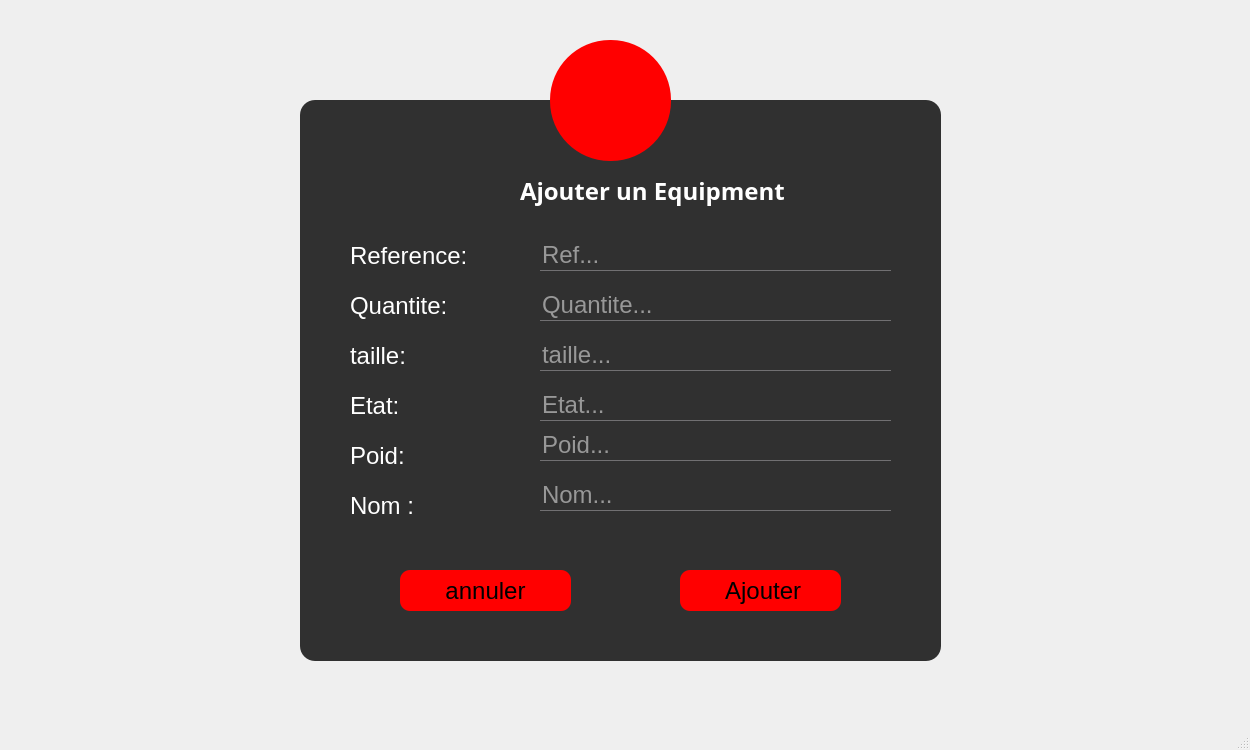
Above: gestionequipement.ui from nefissaKhiari/Smart_Plolice_Station before the change. Below: the same form after it.
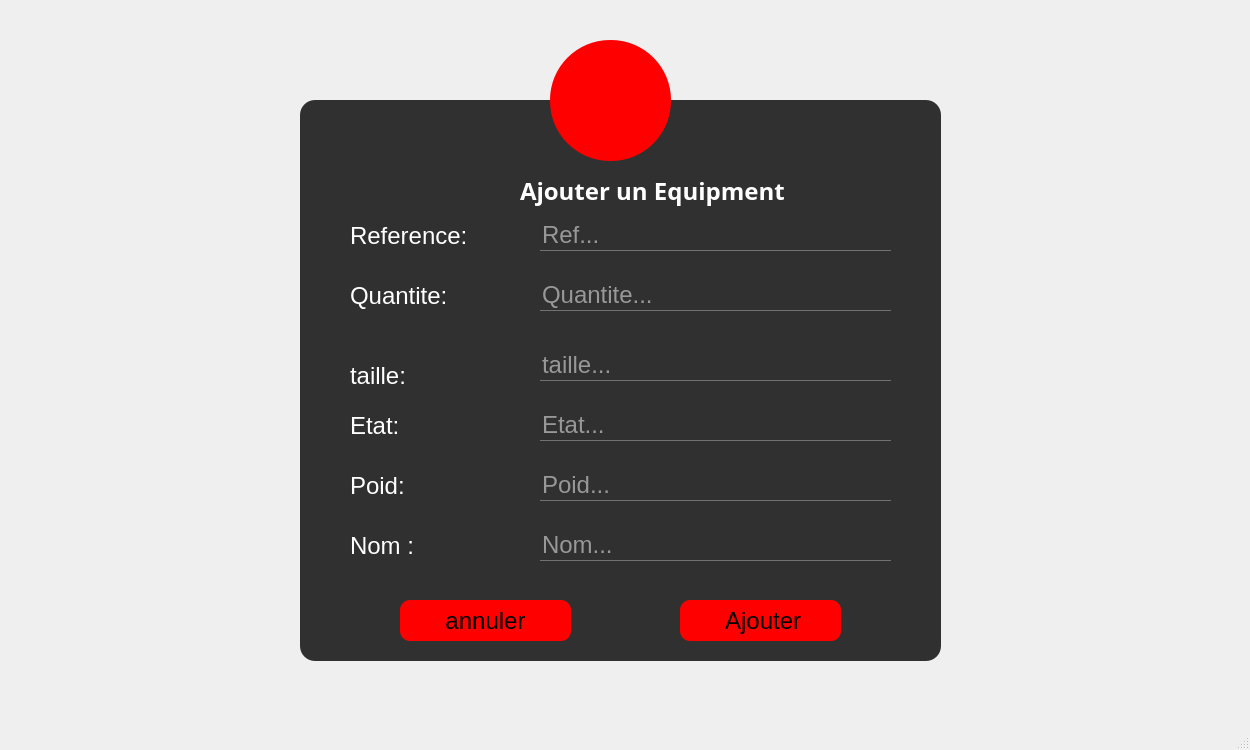
That is the form after the change. The open tabs and pages were chosen to show the change. Icons and pictures are not drawn.

The edit to the form file:
```diff
--- a/gestionequipement.ui
+++ b/gestionequipement.ui
@@ -954,7 +954,7 @@
        <property name="geometry">
         <rect>
          <x>50</x>
-         <y>390</y>
+         <y>430</y>
          <width>121</width>
          <height>31</height>
         </rect>
@@ -970,7 +970,7 @@
        <property name="geometry">
         <rect>
          <x>50</x>
-         <y>190</y>
+         <y>180</y>
          <width>121</width>
          <height>31</height>
         </rect>
@@ -986,7 +986,7 @@
        <property name="geometry">
         <rect>
          <x>50</x>
-         <y>240</y>
+         <y>260</y>
          <width>131</width>
          <height>31</height>
         </rect>
@@ -1002,7 +1002,7 @@
        <property name="geometry">
         <rect>
          <x>50</x>
-         <y>290</y>
+         <y>310</y>
          <width>141</width>
          <height>31</height>
         </rect>
@@ -1018,7 +1018,7 @@
        <property name="geometry">
         <rect>
          <x>50</x>
-         <y>340</y>
+         <y>370</y>
          <width>141</width>
          <height>31</height>
         </rect>
@@ -1034,7 +1034,7 @@
        <property name="geometry">
         <rect>
          <x>240</x>
-         <y>380</y>
+         <y>430</y>
          <width>351</width>
          <height>31</height>
         </rect>
@@ -1047,7 +1047,7 @@
        <property name="geometry">
         <rect>
          <x>240</x>
-         <y>190</y>
+         <y>180</y>
          <width>351</width>
          <height>31</height>
         </rect>
@@ -1060,7 +1060,7 @@
        <property name="geometry">
         <rect>
          <x>240</x>
-         <y>240</y>
+         <y>250</y>
          <width>351</width>
          <height>31</height>
         </rect>
@@ -1073,7 +1073,7 @@
        <property name="geometry">
         <rect>
          <x>240</x>
-         <y>290</y>
+         <y>310</y>
          <width>351</width>
          <height>31</height>
         </rect>
@@ -1086,7 +1086,7 @@
        <property name="geometry">
         <rect>
          <x>240</x>
-         <y>330</y>
+         <y>370</y>
          <width>351</width>
          <height>31</height>
         </rect>
@@ -1102,7 +1102,7 @@
        <property name="geometry">
         <rect>
          <x>380</x>
-         <y>470</y>
+         <y>500</y>
          <width>161</width>
          <height>41</height>
         </rect>
@@ -1154,7 +1154,7 @@
        <property name="geometry">
         <rect>
          <x>50</x>
-         <y>140</y>
+         <y>120</y>
          <width>121</width>
          <height>31</height>
         </rect>
@@ -1170,7 +1170,7 @@
        <property name="geometry">
         <rect>
          <x>240</x>
-         <y>140</y>
+         <y>120</y>
          <width>351</width>
          <height>31</height>
         </rect>
@@ -1183,7 +1183,7 @@
        <property name="geometry">
         <rect>
          <x>100</x>
-         <y>470</y>
+         <y>500</y>
          <width>171</width>
          <height>41</height>
         </rect>
@@ -1199,6 +1199,102 @@
          <normaloff>:/ressource/image/back-arrow.png</normaloff>:/ressource/image/back-arrow.png</iconset>
        </property>
       </widget>
+      <widget class="QLabel" name="AAlerteRef">
+       <property name="geometry">
+        <rect>
+         <x>250</x>
+         <y>160</y>
+         <width>351</width>
+         <height>16</height>
+        </rect>
+       </property>
+       <property name="styleSheet">
+        <string notr="true">background: transparent;</string>
+       </property>
+       <property name="text">
+        <string/>
+       </property>
+      </widget>
+      <widget class="QLabel" name="AAlerteQuantite">
+       <property name="geometry">
+        <rect>
+         <x>250</x>
+         <y>220</y>
+         <width>351</width>
+         <height>16</height>
+        </rect>
+       </property>
+       <property name="styleSheet">
+        <string notr="true">background: transparent;</string>
+       </property>
+       <property name="text">
+        <string/>
+       </property>
+      </widget>
+      <widget class="QLabel" name="AAlerteTaille">
+       <property name="geometry">
+        <rect>
+         <x>250</x>
+         <y>290</y>
+         <width>351</width>
+         <height>16</height>
+        </rect>
+       </property>
+       <property name="styleSheet">
+        <string notr="true">background: transparent;</string>
+       </property>
+       <property name="text">
+        <string/>
+       </property>
+      </widget>
+      <widget class="QLabel" name="AAlerteEtat">
+       <property name="geometry">
+        <rect>
+         <x>250</x>
+         <y>350</y>
+         <width>351</width>
+         <height>16</height>
+        </rect>
+       </property>
+       <property name="styleSheet">
+        <string notr="true">background: transparent;</string>
+       </property>
+       <property name="text">
+        <string/>
+       </property>
+      </widget>
+      <widget class="QLabel" name="AAlertePoid">
+       <property name="geometry">
+        <rect>
+         <x>250</x>
+         <y>410</y>
+         <width>351</width>
+         <height>16</height>
+        </rect>
+       </property>
+       <property name="styleSheet">
+        <string notr="true">background: transparent;</string>
+       </property>
+       <property name="text">
+        <string/>
+       </property>
+      </widget>
+      <widget class="QLabel" name="AAlerteNom">
+       <property name="geometry">
+        <rect>
+         <x>250</x>
+         <y>470</y>
+         <width>351</width>
+         <height>21</height>
+        </rect>
+       </property>
+       <property name="styleSheet">
+        <string notr="true">background: transparent;</string>
+       </property>
+       <property name="text">
+        <string/>
+       </property>
+      </widget>
      </widget>
      <zorder>frame_4</zorder>
      <zorder>toolButton_3</zorder>
```
Left out of the diff: 2 changed lines with no effect on the pictures.
